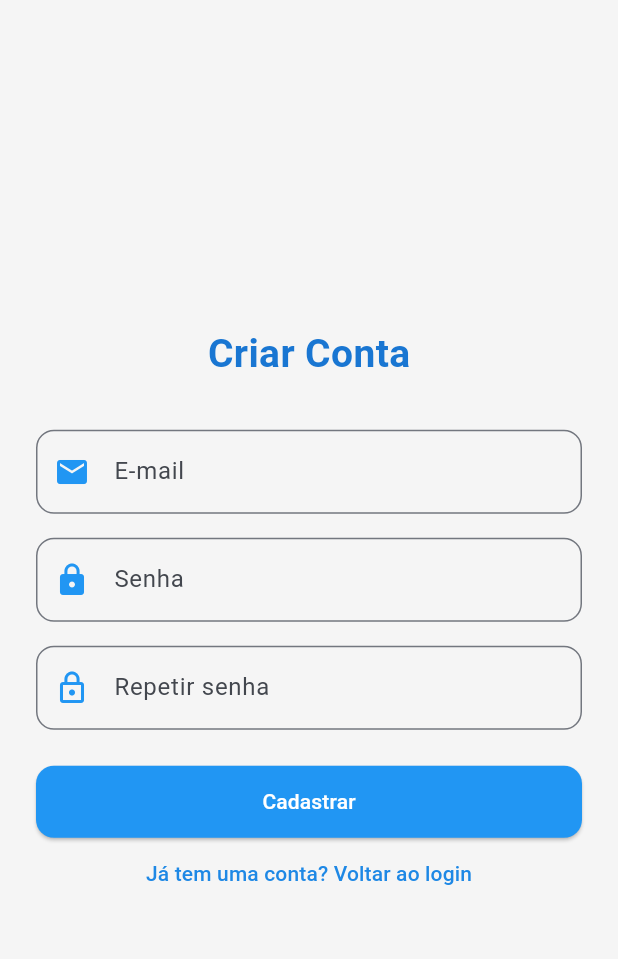
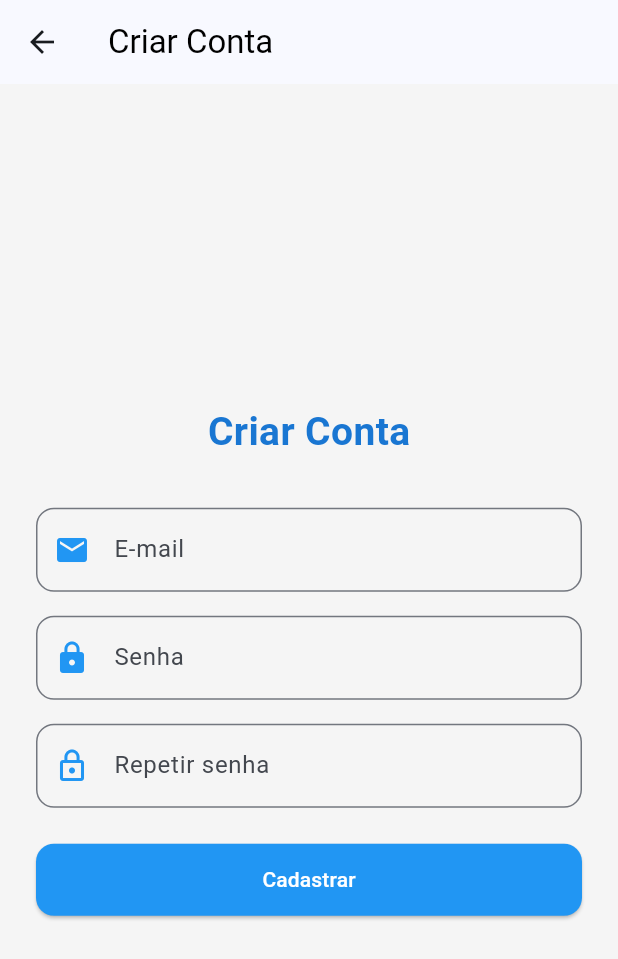
Before and after one commit to DavyFelix/rentcontrol, a Flutter app: the CadastroPage screen opened by its route, on a phone screen of 412 x 824 dp. Shown: the top 959 px of the screen. Run offline on Flutter 3.47's test engine with Material 3 defaults, Android fonts, the phone set to English and light mode, and no system bars; our stand-ins replace cloud_firestore, firebase_core; missing offline and left inert: auth_package; accounts and stored records are empty; statements that could not run were skipped.

Commit message:
7.Regra de Negocio Atualizada

```diff
--- a/lib/pages/cadastro_page.dart
+++ b/lib/pages/cadastro_page.dart
@@ -34,15 +34,18 @@ class CadastroPage extends StatelessWidget {
   }
 
   void _showMessage(BuildContext context, String message) {
-    ScaffoldMessenger.of(context).showSnackBar(
-      SnackBar(content: Text(message)),
-    );
+    ScaffoldMessenger.of(
+      context,
+    ).showSnackBar(SnackBar(content: Text(message)));
   }
 
   @override
   Widget build(BuildContext context) {
     return Scaffold(
       backgroundColor: Colors.grey[100],
+      appBar: AppBar(
+        title: const Text('Criar Conta', style: TextStyle(color: Colors.black)),
+      ),
       body: Center(
         child: SingleChildScrollView(
           padding: const EdgeInsets.all(24.0),
@@ -92,15 +95,6 @@ class CadastroPage extends StatelessWidget {
                   child: const Text("Cadastrar"),
                 ),
               ),
-              TextButton(
-                onPressed: () {
-                  Navigator.pop(context);
-                },
-                child: Text(
-                  "Já tem uma conta? Voltar ao login",
-                  style: TextStyle(color: Colors.blue[600]),
-                ),
-              ),
             ],
           ),
         ),
```
Also changed, not shown: lib/components/drawer.dart (+8 -0 lines), lib/pages/login_page.dart (+7 -13 lines).
